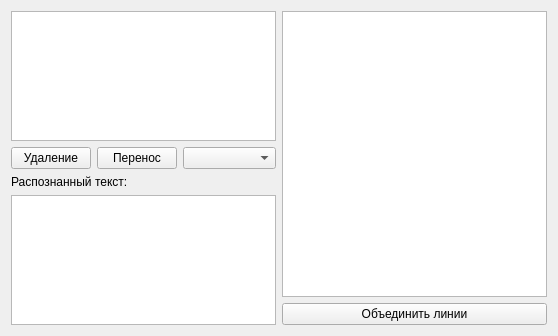
Old version of the form MapVectorization/map-app/classificwidget.ui in the repository YulyIllarionov/MapVectorization.
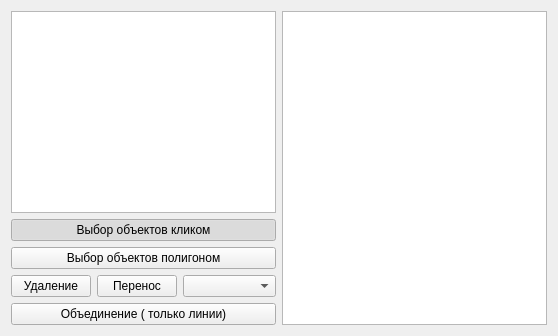
New version of the form.

Patch:
```diff
--- a/MapVectorization/map-app/classificwidget.ui
+++ b/MapVectorization/map-app/classificwidget.ui
@@ -19,6 +19,35 @@
      <item>
       <widget class="QListWidget" name="listWidget"/>
      </item>
+     <item>
+      <widget class="QPushButton" name="ClickSelectionButton">
+       <property name="text">
+        <string>Выбор объектов кликом</string>
+       </property>
+       <property name="checkable">
+        <bool>true</bool>
+       </property>
+       <property name="checked">
+        <bool>true</bool>
+       </property>
+       <attribute name="buttonGroup">
+        <string notr="true">buttonGroup</string>
+       </attribute>
+      </widget>
+     </item>
+     <item>
+      <widget class="QPushButton" name="PolygonSelectionButton">
+       <property name="text">
+        <string>Выбор объектов полигоном</string>
+       </property>
+       <property name="checkable">
+        <bool>true</bool>
+       </property>
+       <attribute name="buttonGroup">
+        <string notr="true">buttonGroup</string>
+       </attribute>
+      </widget>
+     </item>
      <item>
       <layout class="QHBoxLayout" name="horizontalLayout" stretch="1,1,10">
        <item>
@@ -33,7 +62,7 @@
           <string>Удаление</string>
          </property>
          <property name="checkable">
-          <bool>true</bool>
+          <bool>false</bool>
          </property>
          <attribute name="buttonGroup">
           <string notr="true">buttonGroup</string>
@@ -46,7 +75,7 @@
           <string>Перенос</string>
          </property>
          <property name="checkable">
-          <bool>true</bool>
+          <bool>false</bool>
          </property>
          <attribute name="buttonGroup">
           <string notr="true">buttonGroup</string>
@@ -59,41 +88,20 @@
       </layout>
      </item>
      <item>
-      <widget class="QLabel" name="label">
+      <widget class="QPushButton" name="catLinesButton">
        <property name="text">
-        <string>Распознанный текст:</string>
-       </property>
-      </widget>
-     </item>
-     <item>
-      <widget class="QPlainTextEdit" name="plainTextEdit">
-       <property name="enabled">
-        <bool>true</bool>
-       </property>
-       <property name="readOnly">
-        <bool>true</bool>
+        <string>Объединение ( только линии)</string>
        </property>
       </widget>
      </item>
     </layout>
    </item>
    <item>
-    <layout class="QVBoxLayout" name="verticalLayout_2">
-     <item>
-      <widget class="QListWidget" name="listWidget_2">
-       <property name="selectionMode">
-        <enum>QAbstractItemView::MultiSelection</enum>
-       </property>
-      </widget>
-     </item>
-     <item>
-      <widget class="QPushButton" name="catLinesButton">
-       <property name="text">
-        <string>Объединить линии</string>
-       </property>
-      </widget>
-     </item>
-    </layout>
+    <widget class="QListWidget" name="listWidget_2">
+     <property name="selectionMode">
+      <enum>QAbstractItemView::MultiSelection</enum>
+     </property>
+    </widget>
    </item>
   </layout>
  </widget>
```
Left out of the diff: 10 changed lines with no effect on the pictures.
